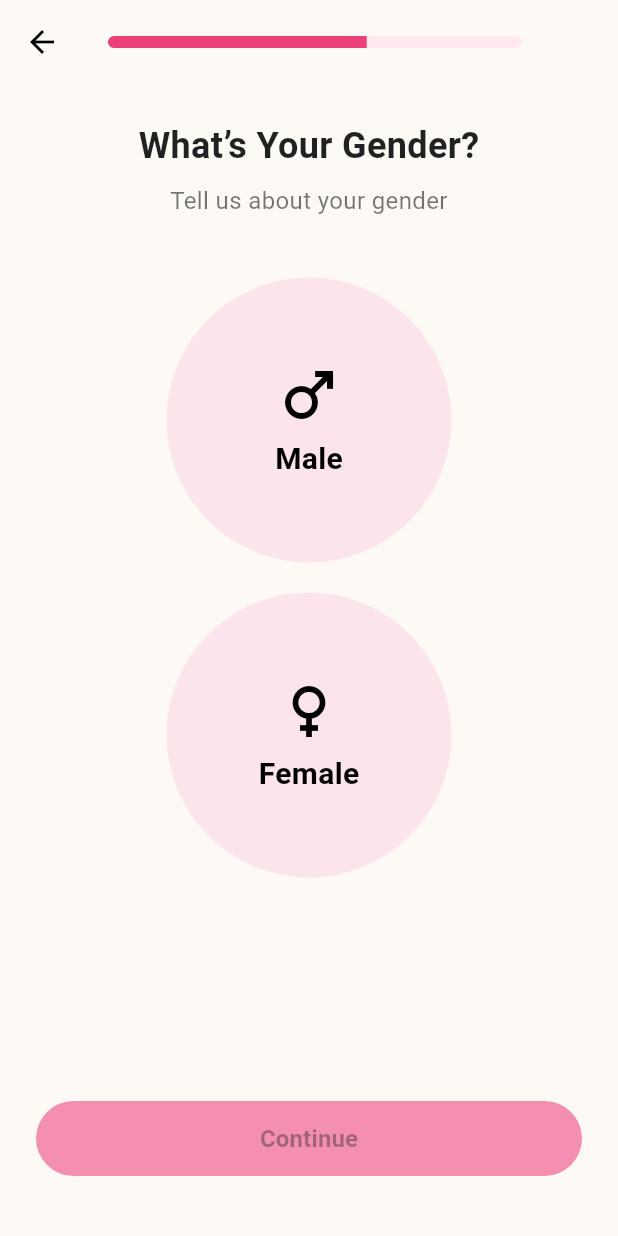
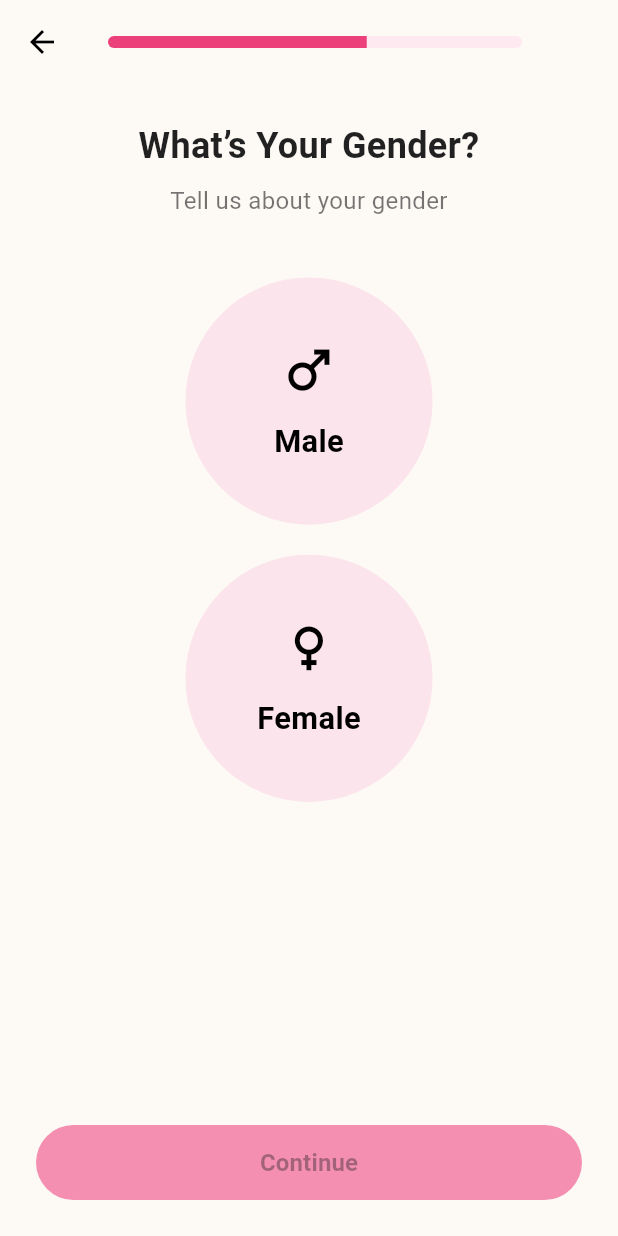
Before and after one commit to CatchU-DatingApp/CatchU-frontend, a Flutter app: the SignUpPage6 screen opened directly with empty values, on a phone screen of 412 x 824 dp. Run offline on Flutter 3.47's test engine with Material 3 defaults, Android fonts, the phone set to English and light mode, and no system bars.

Commit message:
gender responsif

```diff
--- a/lib/sign_up6_gender.dart
+++ b/lib/sign_up6_gender.dart
@@ -31,19 +31,25 @@ class _SignUpPage6State extends State<SignUpPage6> {
           child: ClipRRect(
             borderRadius: BorderRadius.circular(50),
             child: LinearProgressIndicator(
-              value: 0.625, // 62,5% progress for step 6
+              value: 0.625,
               backgroundColor: const Color.fromARGB(255, 255, 233, 241),
               valueColor: AlwaysStoppedAnimation<Color>(Colors.pink[400]!),
             ),
           ),
         ),
       ),
-      body: Padding(
+      body: SafeArea(
+        child: Column(
+          children: [
+            Expanded(
+              child: ScrollConfiguration(
+                behavior: NoGlowScrollBehavior(),
+                child: SingleChildScrollView(
                   padding: const EdgeInsets.symmetric(horizontal: 24.0),
                   child: Column(
+                    crossAxisAlignment: CrossAxisAlignment.stretch,
                     children: [
                       SizedBox(height: 24),
-
                       Text(
                         "What’s Your Gender?",
                         style: TextStyle(
@@ -51,6 +57,7 @@ class _SignUpPage6State extends State<SignUpPage6> {
                           fontWeight: FontWeight.bold,
                           color: Colors.black87,
                         ),
+                        textAlign: TextAlign.center,
                       ),
                       SizedBox(height: 8),
                       Text(
@@ -59,18 +66,32 @@ class _SignUpPage6State extends State<SignUpPage6> {
                         textAlign: TextAlign.center,
                       ),
                       SizedBox(height: 40),
-
-            // Gender Buttons
-            Column(
+                      Center(
+                        child: Column(
                           children: [
-                _buildGenderButton("Male", Icons.male, Colors.pink[400]!),
+                            _buildGenderButton(
+                              "Male",
+                              Icons.male,
+                              Colors.pink[400]!,
+                            ),
                             SizedBox(height: 20),
-                _buildGenderButton("Female", Icons.female, Colors.black54),
+                            _buildGenderButton(
+                              "Female",
+                              Icons.female,
+                              Colors.black54,
+                            ),
                           ],
                         ),
-            Spacer(),
-
-            SizedBox(
+                      ),
+                      SizedBox(height: 40),
+                    ],
+                  ),
+                ),
+              ),
+            ),
+            Padding(
+              padding: const EdgeInsets.symmetric(horizontal: 24.0),
+              child: SizedBox(
                 width: double.infinity,
                 child: ElevatedButton(
                   onPressed:
@@ -79,7 +100,6 @@ class _SignUpPage6State extends State<SignUpPage6> {
                           : () {
                             setState(() => _isLoading = true);
                             Future.delayed(Duration(seconds: 1), () {
-                            // TODO: Ganti dengan halaman berikutnya
                               setState(() => _isLoading = false);
                               Navigator.push(
                                 context,
@@ -87,7 +107,7 @@ class _SignUpPage6State extends State<SignUpPage6> {
                                   builder:
                                       (context) => SignUpPage7(
                                         phoneNumber: widget.phoneNumber,
-                                    ), // next page
+                                      ),
                                 ),
                               );
                             });
@@ -120,7 +140,8 @@ class _SignUpPage6State extends State<SignUpPage6> {
                           ),
                 ),
               ),
-            SizedBox(height: 40),
+            ),
+            SizedBox(height: 24),
           ],
         ),
       ),
@@ -130,6 +151,11 @@ class _SignUpPage6State extends State<SignUpPage6> {
   Widget _buildGenderButton(String gender, IconData icon, Color color) {
     final isSelected = selectedGender == gender;
 
+    double screenWidth = MediaQuery.of(context).size.width;
+    double buttonSize = screenWidth * 0.4;
+    double iconSize = screenWidth * 0.1;
+    double fontSize = screenWidth * 0.05;
+
     return GestureDetector(
       onTap: () {
         setState(() {
@@ -137,8 +163,8 @@ class _SignUpPage6State extends State<SignUpPage6> {
         });
       },
       child: Container(
-        height: 190,
-        width: 190,
+        height: buttonSize.clamp(140.0, 220.0),
+        width: buttonSize.clamp(140.0, 220.0),
         decoration: BoxDecoration(
           color: isSelected ? Colors.pink[400] : Colors.pink[50],
           shape: BoxShape.circle,
@@ -149,14 +175,14 @@ class _SignUpPage6State extends State<SignUpPage6> {
             children: [
               Icon(
                 icon,
-                size: 48,
+                size: iconSize.clamp(32.0, 64.0),
                 color: isSelected ? Colors.white : Colors.black,
               ),
-              SizedBox(height: 4),
+              SizedBox(height: 12),
               Text(
                 gender,
                 style: TextStyle(
-                  fontSize: 20,
+                  fontSize: fontSize.clamp(14.0, 24.0),
                   color: isSelected ? Colors.white : Colors.black,
                   fontWeight: FontWeight.bold,
                 ),
@@ -168,3 +194,15 @@ class _SignUpPage6State extends State<SignUpPage6> {
     );
   }
 }
+
+// Untuk menghilangkan efek scroll glow
+class NoGlowScrollBehavior extends ScrollBehavior {
+  @override
+  Widget buildViewportChrome(
+    BuildContext context,
+    Widget child,
+    AxisDirection axisDirection,
+  ) {
+    return child;
+  }
+}
```
Lines whose indentation alone changed are shown as unchanged.
